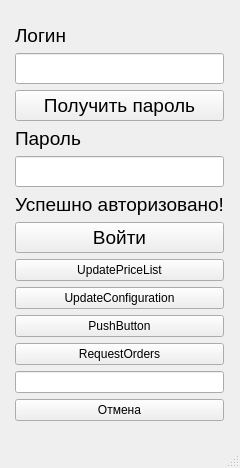
First picture: the form in Yandex/mainwindow.ui, repository Arankir/Yandex, before the edit.
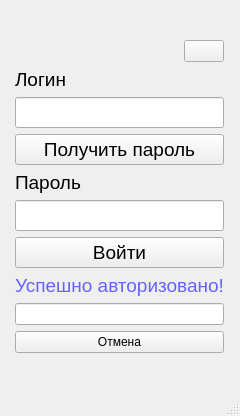
Second picture: the form after the edit.

The edit to the form file:
```diff
--- a/Yandex/mainwindow.ui
+++ b/Yandex/mainwindow.ui
@@ -7,7 +7,7 @@
     <x>0</x>
     <y>0</y>
     <width>240</width>
-    <height>468</height>
+    <height>416</height>
    </rect>
   </property>
   <property name="windowTitle">
@@ -15,49 +15,7 @@
   </property>
   <widget class="QWidget" name="centralwidget">
    <layout class="QGridLayout" name="gridLayout">
-    <item row="8" column="1">
-     <widget class="QPushButton" name="pushButton_3">
-      <property name="text">
-       <string>PushButton</string>
-      </property>
-     </widget>
-    </item>
-    <item row="10" column="1">
-     <widget class="QLineEdit" name="lineEdit"/>
-    </item>
-    <item row="5" column="1">
-     <widget class="QPushButton" name="ButtonEnter">
-      <property name="font">
-       <font>
-        <pointsize>14</pointsize>
-       </font>
-      </property>
-      <property name="text">
-       <string>Войти</string>
-      </property>
-     </widget>
-    </item>
-    <item row="9" column="1">
-     <widget class="QPushButton" name="pushButton_4">
-      <property name="text">
-       <string>RequestOrders</string>
-      </property>
-     </widget>
-    </item>
-    <item row="3" column="2">
-     <spacer name="horizontalSpacer_4">
-      <property name="orientation">
-       <enum>Qt::Horizontal</enum>
-      </property>
-      <property name="sizeHint" stdset="0">
-       <size>
-        <width>107</width>
-        <height>20</height>
-       </size>
-      </property>
-     </spacer>
-    </item>
-    <item row="2" column="1">
+    <item row="4" column="1">
      <widget class="QPushButton" name="ButtonGetPassword">
       <property name="font">
        <font>
@@ -69,7 +27,33 @@
       </property>
      </widget>
     </item>
-    <item row="1" column="2">
+    <item row="5" column="0">
+     <spacer name="horizontalSpacer_2">
+      <property name="orientation">
+       <enum>Qt::Horizontal</enum>
+      </property>
+      <property name="sizeHint" stdset="0">
+       <size>
+        <width>107</width>
+        <height>20</height>
+       </size>
+      </property>
+     </spacer>
+    </item>
+    <item row="5" column="2">
+     <spacer name="horizontalSpacer_4">
+      <property name="orientation">
+       <enum>Qt::Horizontal</enum>
+      </property>
+      <property name="sizeHint" stdset="0">
+       <size>
+        <width>107</width>
+        <height>20</height>
+       </size>
+      </property>
+     </spacer>
+    </item>
+    <item row="3" column="2">
      <spacer name="horizontalSpacer_3">
       <property name="orientation">
        <enum>Qt::Horizontal</enum>
@@ -82,65 +66,22 @@
       </property>
      </spacer>
     </item>
-    <item row="3" column="1">
-     <layout class="QVBoxLayout" name="verticalLayout_2">
-      <item>
-       <widget class="QLabel" name="label_2">
-        <property name="font">
-         <font>
-          <pointsize>14</pointsize>
-         </font>
-        </property>
-        <property name="text">
-         <string>Пароль</string>
-        </property>
-       </widget>
-      </item>
-      <item>
-       <widget class="QLineEdit" name="LineEditPassword">
-        <property name="font">
-         <font>
-          <pointsize>14</pointsize>
-         </font>
-        </property>
-       </widget>
-      </item>
-     </layout>
-    </item>
-    <item row="12" column="1">
-     <spacer name="verticalSpacer_2">
-      <property name="orientation">
-       <enum>Qt::Vertical</enum>
-      </property>
-      <property name="sizeHint" stdset="0">
-       <size>
-        <width>20</width>
-        <height>62</height>
-       </size>
-      </property>
-     </spacer>
-    </item>
     <item row="7" column="1">
-     <widget class="QPushButton" name="pushButton_2">
+     <widget class="QPushButton" name="ButtonEnter">
+      <property name="font">
+       <font>
+        <pointsize>14</pointsize>
+       </font>
+      </property>
       <property name="text">
-       <string>UpdateConfiguration</string>
+       <string>Войти</string>
       </property>
      </widget>
     </item>
-    <item row="3" column="0">
-     <spacer name="horizontalSpacer_2">
-      <property name="orientation">
-       <enum>Qt::Horizontal</enum>
-      </property>
-      <property name="sizeHint" stdset="0">
-       <size>
-        <width>107</width>
-        <height>20</height>
-       </size>
-      </property>
-     </spacer>
+    <item row="9" column="1">
+     <widget class="QLineEdit" name="lineEdit"/>
     </item>
-    <item row="1" column="1">
+    <item row="3" column="1">
      <layout class="QVBoxLayout" name="verticalLayout">
       <item>
        <widget class="QLabel" name="label">
@@ -165,6 +106,44 @@
       </item>
      </layout>
     </item>
+    <item row="11" column="1">
+     <spacer name="verticalSpacer_2">
+      <property name="orientation">
+       <enum>Qt::Vertical</enum>
+      </property>
+      <property name="sizeHint" stdset="0">
+       <size>
+        <width>20</width>
+        <height>62</height>
+       </size>
+      </property>
+     </spacer>
+    </item>
+    <item row="5" column="1">
+     <layout class="QVBoxLayout" name="verticalLayout_2">
+      <item>
+       <widget class="QLabel" name="label_2">
+        <property name="font">
+         <font>
+          <pointsize>14</pointsize>
+         </font>
+        </property>
+        <property name="text">
+         <string>Пароль</string>
+        </property>
+       </widget>
+      </item>
+      <item>
+       <widget class="QLineEdit" name="LineEditPassword">
+        <property name="font">
+         <font>
+          <pointsize>14</pointsize>
+         </font>
+        </property>
+       </widget>
+      </item>
+     </layout>
+    </item>
     <item row="0" column="1">
      <spacer name="verticalSpacer">
       <property name="orientation">
@@ -178,14 +157,7 @@
       </property>
      </spacer>
     </item>
-    <item row="6" column="1">
-     <widget class="QPushButton" name="pushButton">
-      <property name="text">
-       <string>UpdatePriceList</string>
-      </property>
-     </widget>
-    </item>
-    <item row="1" column="0">
+    <item row="3" column="0">
      <spacer name="horizontalSpacer">
       <property name="orientation">
        <enum>Qt::Horizontal</enum>
@@ -198,19 +170,46 @@
       </property>
      </spacer>
     </item>
-    <item row="4" column="1">
+    <item row="1" column="1">
+     <layout class="QHBoxLayout" name="horizontalLayout">
+      <item>
+       <spacer name="horizontalSpacer_5">
+        <property name="orientation">
+         <enum>Qt::Horizontal</enum>
+        </property>
+        <property name="sizeHint" stdset="0">
+         <size>
+          <width>40</width>
+          <height>20</height>
+         </size>
+        </property>
+       </spacer>
+      </item>
+      <item>
+       <widget class="QPushButton" name="ButtonSettings">
+        <property name="text">
+         <string/>
+        </property>
+       </widget>
+      </item>
+     </layout>
+    </item>
+    <item row="8" column="1">
      <widget class="QLabel" name="labelAuthError">
       <property name="font">
        <font>
         <pointsize>14</pointsize>
        </font>
       </property>
+      <property name="styleSheet">
+       <string notr="true">color: rgb(102, 97, 255);</string>
+      </property>
       <property name="text">
        <string>Успешно авторизовано!</string>
       </property>
      </widget>
     </item>
-    <item row="11" column="1">
+    <item row="10" column="1">
      <widget class="QPushButton" name="pushButton_5">
       <property name="text">
        <string>Отмена</string>
```
